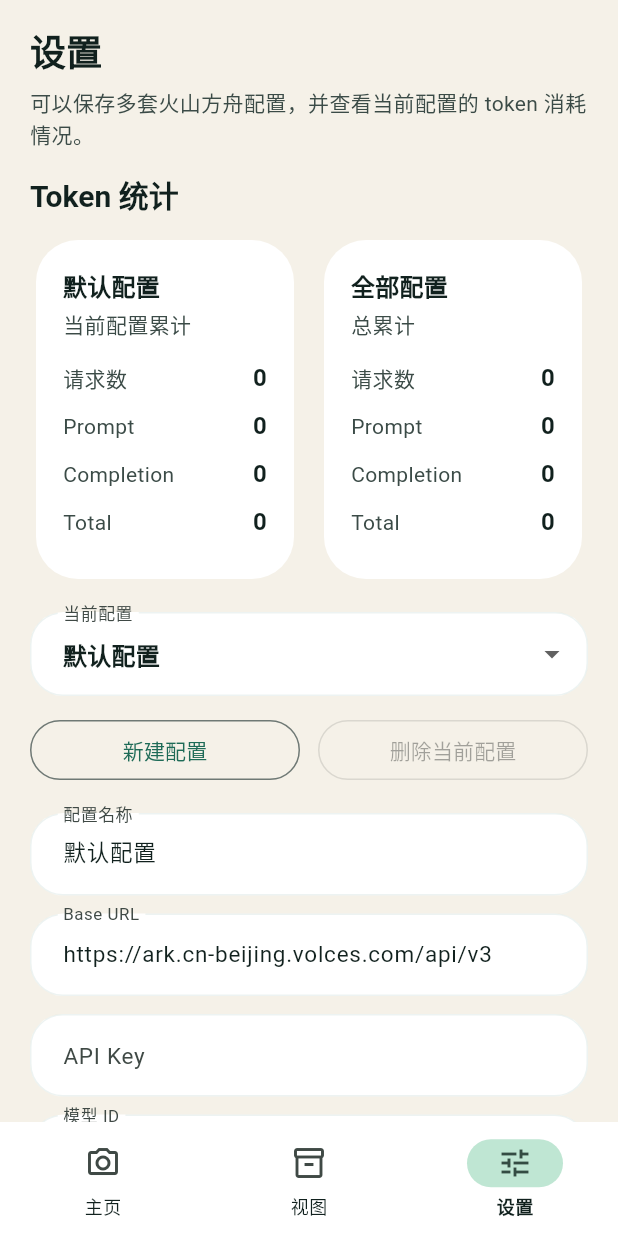
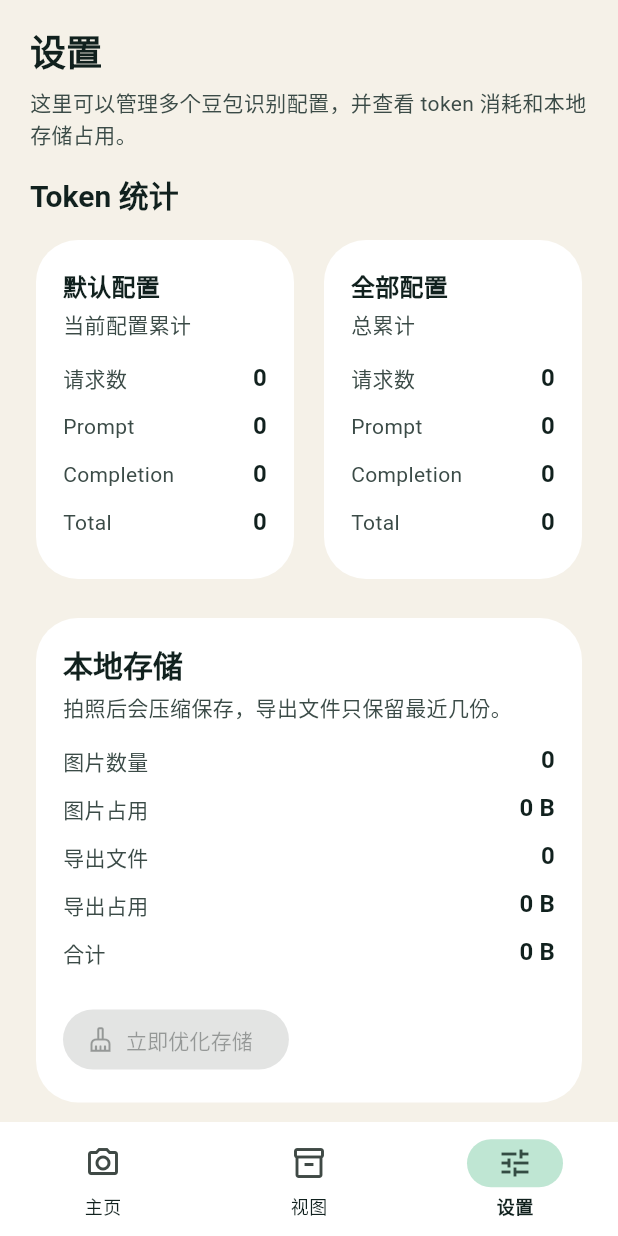
Before and after one commit to GreatAndyC/Wujian_Flutter, a Flutter app: the screen it shows after launch, item 3 of the bottom bar chosen, on a phone screen of 412 x 824 dp. Run offline on Flutter 3.47's test engine with Material 3 defaults, Android fonts, the phone set to English and light mode, and no system bars; our stand-ins replace flutter_secure_storage, image_picker, pdf, share_plus, shared_preferences; missing offline and left inert: excel; statements that could not run were skipped.

Commit message:
Add export formats and storage management

```diff
--- a/lib/app/app.dart
+++ b/lib/app/app.dart
@@ -5,6 +5,9 @@ import '../data/repositories/local_pending_queue_repository.dart';
 import '../data/repositories/local_settings_repository.dart';
 import '../data/repositories/local_token_usage_repository.dart';
 import '../data/repositories/volcengine_recognition_repository.dart';
+import '../data/services/excel_export_service.dart';
+import '../data/services/markdown_export_service.dart';
+import '../data/services/media_storage_service.dart';
 import '../data/services/pdf_export_service.dart';
 import '../features/shell/app_controller.dart';
 import '../features/shell/app_scope.dart';
@@ -17,13 +20,17 @@ class WujianApp extends StatelessWidget {
   final AppController controller;
 
   static Future<WujianApp> bootstrap() async {
+    final mediaStorageService = MediaStorageService();
     final controller = AppController(
       settingsRepository: LocalSettingsRepository(),
       itemRepository: LocalItemRepository(),
       pendingQueueRepository: LocalPendingQueueRepository(),
       recognitionRepository: VolcengineRecognitionRepository(),
       tokenUsageRepository: LocalTokenUsageRepository(),
-      pdfExportService: PdfExportService(),
+      pdfExportService: PdfExportService(mediaStorageService),
+      excelExportService: ExcelExportService(mediaStorageService),
+      markdownExportService: MarkdownExportService(mediaStorageService),
+      mediaStorageService: mediaStorageService,
     );
     await controller.initialize();
     return WujianApp(controller: controller);
--- /dev/null
+++ b/lib/data/services/markdown_export_service.dart
@@ -0,0 +1,68 @@
+import 'dart:io';
+
+import 'media_storage_service.dart';
+import '../../domain/entities/export_grouping.dart';
+import '../../domain/entities/item_record.dart';
+
+class MarkdownExportService {
+  MarkdownExportService(this._mediaStorageService);
+
+  final MediaStorageService _mediaStorageService;
+
+  Future<File> exportItems({
+    required List<ItemRecord> items,
+    required ExportGrouping grouping,
+  }) async {
+    final groupedItems = _groupItems(items, grouping);
+    final buffer = StringBuffer()
+      ..writeln('# 物见导出清单')
+      ..writeln()
+      ..writeln('- 导出方式: ${grouping.label}')
+      ..writeln('- 条目数量: ${items.length}')
+      ..writeln('- 导出时间: ${DateTime.now().toIso8601String()}')
+      ..writeln();
+
+    for (final entry in groupedItems.entries) {
+      buffer
+        ..writeln('## ${entry.key}')
+        ..writeln()
+        ..writeln('| 名称 | 分类 | 房间 | 箱号 | 数量 | 状态 | 详情 |')
+        ..writeln('| --- | --- | --- | --- | ---: | --- | --- |');
+
+      for (final item in entry.value) {
+        buffer.writeln(
+          '| ${_escape(item.name)} | ${_escape(item.category)} | ${_escape(item.room.trim().isEmpty ? '未分配' : item.room)} | ${_escape(item.box.trim().isEmpty ? '未分配' : item.box)} | ${item.quantity} | ${_escape(item.status.label)} | ${_escape(item.description)} |',
+        );
+      }
+
+      buffer.writeln();
+    }
+
+    final directory = await _mediaStorageService.exportsDirectory();
+    final file = File(
+      '${directory.path}${Platform.pathSeparator}wujian-${grouping.name}-${DateTime.now().millisecondsSinceEpoch}.md',
+    );
+    await file.writeAsString(buffer.toString(), flush: true);
+    await _mediaStorageService.pruneExports();
+    return file;
+  }
+
+  Map<String, List<ItemRecord>> _groupItems(
+    List<ItemRecord> items,
+    ExportGrouping grouping,
+  ) {
+    final map = <String, List<ItemRecord>>{};
+    for (final item in items) {
+      final groupName = switch (grouping) {
+        ExportGrouping.category => grouping.resolveGroupName(item.category),
+        ExportGrouping.box => grouping.resolveGroupName(item.box),
+      };
+      map.putIfAbsent(groupName, () => []).add(item);
+    }
+    final keys = map.keys.toList()..sort();
+    return {for (final key in keys) key: map[key]!};
+  }
+
+  String _escape(String value) =>
+      value.replaceAll('|', r'\|').replaceAll('\n', '<br>');
+}
--- /dev/null
+++ b/lib/domain/entities/export_format.dart
@@ -0,0 +1,9 @@
+enum ExportFormat {
+  pdf('PDF'),
+  excel('Excel'),
+  markdown('Markdown');
+
+  const ExportFormat(this.label);
+
+  final String label;
+}
--- /dev/null
+++ b/lib/domain/entities/storage_usage_summary.dart
@@ -0,0 +1,21 @@
+class StorageUsageSummary {
+  const StorageUsageSummary({
+    required this.imageCount,
+    required this.imageBytes,
+    required this.exportCount,
+    required this.exportBytes,
+  });
+
+  const StorageUsageSummary.empty()
+    : imageCount = 0,
+      imageBytes = 0,
+      exportCount = 0,
+      exportBytes = 0;
+
+  final int imageCount;
+  final int imageBytes;
+  final int exportCount;
+  final int exportBytes;
+
+  int get totalBytes => imageBytes + exportBytes;
+}
--- a/lib/features/settings/settings_page.dart
+++ b/lib/features/settings/settings_page.dart
@@ -2,6 +2,7 @@ import 'package:flutter/material.dart';
 
 import '../../domain/entities/app_settings.dart';
 import '../../domain/entities/app_settings_profile.dart';
+import '../../domain/entities/storage_usage_summary.dart';
 import '../../domain/entities/token_usage_stats.dart';
 import '../shell/app_scope.dart';
 
@@ -43,7 +44,7 @@ class _SettingsPageState extends State<SettingsPage> {
         Text('设置', style: Theme.of(context).textTheme.headlineSmall),
         const SizedBox(height: 8),
         Text(
-          '可以保存多套火山方舟配置，并查看当前配置的 token 消耗情况。',
+          '这里可以管理多个豆包识别配置，并查看 token 消耗和本地存储占用。',
           style: Theme.of(context).textTheme.bodyMedium,
         ),
         const SizedBox(height: 18),
@@ -51,6 +52,12 @@ class _SettingsPageState extends State<SettingsPage> {
           activeStats: controller.activeUsageStats,
           overallStats: controller.overallUsageStats,
           activeProfileName: controller.activeProfile.name,
+        ),
+        const SizedBox(height: 18),
+        _StorageSection(
+          usage: controller.storageUsage,
+          isBusy: controller.isBusy,
+          onOptimize: () => controller.optimizeStorage(),
         ),
         const SizedBox(height: 18),
         DropdownButtonFormField<String>(
@@ -132,7 +139,7 @@ class _SettingsPageState extends State<SettingsPage> {
           maxLines: 5,
           decoration: const InputDecoration(
             labelText: '自定义提示词',
-            hintText: '例如优先按房间、箱号、物品品类输出结构化信息。',
+            hintText: '例如优先按房间、箱号、物品类别输出结构化信息。',
           ),
         ),
         const SizedBox(height: 8),
@@ -298,6 +305,66 @@ class _UsageSection extends StatelessWidget {
   }
 }
 
+class _StorageSection extends StatelessWidget {
+  const _StorageSection({
+    required this.usage,
+    required this.isBusy,
+    required this.onOptimize,
+  });
+
+  final StorageUsageSummary usage;
+  final bool isBusy;
+  final Future<void> Function() onOptimize;
+
+  @override
+  Widget build(BuildContext context) {
+    return Card(
+      child: Padding(
+        padding: const EdgeInsets.all(18),
+        child: Column(
+          crossAxisAlignment: CrossAxisAlignment.start,
+          children: [
+            Text('本地存储', style: Theme.of(context).textTheme.titleLarge),
+            const SizedBox(height: 6),
+            Text(
+              '拍照后会压缩保存，导出文件只保留最近几份。',
+              style: Theme.of(context).textTheme.bodyMedium,
+            ),
+            const SizedBox(height: 14),
+            _MetricRow(label: '图片数量', value: '${usage.imageCount}'),
+            _MetricRow(label: '图片占用', value: _formatBytes(usage.imageBytes)),
+            _MetricRow(label: '导出文件', value: '${usage.exportCount}'),
+            _MetricRow(label: '导出占用', value: _formatBytes(usage.exportBytes)),
+            _MetricRow(label: '合计', value: _formatBytes(usage.totalBytes)),
+            const SizedBox(height: 14),
+            FilledButton.icon(
+              onPressed: isBusy ? null : onOptimize,
+              icon: const Icon(Icons.cleaning_services_outlined),
+              label: const Text('立即优化存储'),
+            ),
+          ],
+        ),
+      ),
+    );
+  }
+
+  String _formatBytes(int bytes) {
+    if (bytes < 1024) {
+      return '$bytes B';
+    }
+    final kb = bytes / 1024;
+    if (kb < 1024) {
+      return '${kb.toStringAsFixed(1)} KB';
+    }
+    final mb = kb / 1024;
+    if (mb < 1024) {
+      return '${mb.toStringAsFixed(1)} MB';
+    }
+    final gb = mb / 1024;
+    return '${gb.toStringAsFixed(2)} GB';
+  }
+}
+
 class _UsageCard extends StatelessWidget {
   const _UsageCard({
     required this.title,
--- a/lib/features/shell/app_controller.dart
+++ b/lib/features/shell/app_controller.dart
@@ -3,16 +3,20 @@ import 'dart:io';
 
 import 'package:flutter/foundation.dart';
 import 'package:image_picker/image_picker.dart';
-import 'package:path_provider/path_provider.dart';
 import 'package:share_plus/share_plus.dart';
 
+import '../../data/services/excel_export_service.dart';
+import '../../data/services/markdown_export_service.dart';
+import '../../data/services/media_storage_service.dart';
 import '../../data/services/pdf_export_service.dart';
 import '../../domain/entities/app_settings.dart';
 import '../../domain/entities/app_settings_profile.dart';
 import '../../domain/entities/app_settings_store.dart';
+import '../../domain/entities/export_format.dart';
 import '../../domain/entities/export_grouping.dart';
 import '../../domain/entities/item_record.dart';
 import '../../domain/entities/recognition_result.dart';
+import '../../domain/entities/storage_usage_summary.dart';
 import '../../domain/entities/token_usage_stats.dart';
 import '../../domain/repositories/item_repository.dart';
 import '../../domain/repositories/pending_queue_repository.dart';
@@ -28,12 +32,18 @@ class AppController extends ChangeNotifier {
     required RecognitionRepository recognitionRepository,
     required TokenUsageRepository tokenUsageRepository,
     required PdfExportService pdfExportService,
+    required ExcelExportService excelExportService,
+    required MarkdownExportService markdownExportService,
+    required MediaStorageService mediaStorageService,
   }) : _settingsRepository = settingsRepository,
        _itemRepository = itemRepository,
        _pendingQueueRepository = pendingQueueRepository,
        _recognitionRepository = recognitionRepository,
        _tokenUsageRepository = tokenUsageRepository,
-       _pdfExportService = pdfExportService;
+       _pdfExportService = pdfExportService,
+       _excelExportService = excelExportService,
+       _markdownExportService = markdownExportService,
+       _mediaStorageService = mediaStorageService;
 
   final SettingsRepository _settingsRepository;
   final ItemRepository _itemRepository;
@@ -41,12 +51,16 @@ class AppController extends ChangeNotifier {
   final RecognitionRepository _recognitionRepository;
   final TokenUsageRepository _tokenUsageRepository;
   final PdfExportService _pdfExportService;
+  final ExcelExportService _excelExportService;
+  final MarkdownExportService _markdownExportService;
+  final MediaStorageService _mediaStorageService;
   final ImagePicker _picker = ImagePicker();
 
   AppSettingsStore _settingsStore = AppSettingsStore.initial();
   List<ItemRecord> _items = const [];
   List<ItemRecord> _pendingQueue = const [];
   Map<String, TokenUsageStats> _usageStatsByProfileId = {};
+  StorageUsageSummary _storageUsage = const StorageUsageSummary.empty();
   int _currentIndex = 0;
   bool _isReady = false;
   bool _isBusy = false;
@@ -60,6 +74,7 @@ class AppController extends ChangeNotifier {
   List<AppSettingsProfile> get profiles => _settingsStore.profiles;
   List<ItemRecord> get items => _items;
   List<ItemRecord> get pendingQueue => _pendingQueue;
+  StorageUsageSummary get storageUsage => _storageUsage;
   int get currentIndex => _currentIndex;
   bool get isReady => _isReady;
   bool get isBusy => _isBusy;
@@ -98,8 +113,10 @@ class AppController extends ChangeNotifier {
     _items = await _itemRepository.loadItems();
     _pendingQueue = await _pendingQueueRepository.loadPendingItems();
     _usageStatsByProfileId = await _tokenUsageRepository.loadUsageStats();
+    await _refreshStorageUsage();
     _isReady = true;
     notifyListeners();
+    unawaited(optimizeStorage(silent: true));
     unawaited(_processPendingQueue());
   }
 
@@ -175,9 +192,10 @@ class AppController extends ChangeNotifier {
     });
   }
 
-  Future<void> exportItemsReport({
+  Future<void> exportItems({
     required List<ItemRecord> items,
     required ExportGrouping grouping,
+    required ExportFormat format,
   }) async {
     if (items.isEmpty) {
       _message = '当前没有可导出的物品';
@@ -186,15 +204,27 @@ class AppController extends ChangeNotifier {
     }
 
     await _runBusy(() async {
-      final file = await _pdfExportService.exportItems(
-        items: items,
-        grouping: grouping,
-      );
-      _message = 'PDF 已导出';
+      final file = switch (format) {
+        ExportFormat.pdf => await _pdfExportService.exportItems(
+          items: items,
+          grouping: grouping,
+        ),
+        ExportFormat.excel => await _excelExportService.exportItems(
+          items: items,
+          grouping: grouping,
+        ),
+        ExportFormat.markdown => await _markdownExportService.exportItems(
+          items: items,
+          grouping: grouping,
+        ),
+      };
+
+      await _refreshStorageUsage();
+      _message = '${format.label} 已导出';
       await SharePlus.instance.share(
         ShareParams(
           files: [XFile(file.path)],
-          text: '物见导出清单 · ${grouping.label}',
+          text: '物见导出清单 · ${format.label} · ${grouping.label}',
           subject: '物见导出清单',
         ),
       );
@@ -231,7 +261,7 @@ class AppController extends ChangeNotifier {
         capturedCount++;
       }
       _message = capturedCount == 0
-          ? '已结束连续拍照'
+          ? '已结束连续拍摄'
           : '连续拍照完成，已加入 $capturedCount 条待确认记录';
     } catch (error) {
       _message = error.toString().replaceFirst('Exception: ', '');
@@ -247,6 +277,7 @@ class AppController extends ChangeNotifier {
       ..._pendingQueue.where((entry) => entry.id != item.id),
     ]..sort((a, b) => b.updatedAt.compareTo(a.updatedAt));
     await _pendingQueueRepository.savePendingItems(_pendingQueue);
+    await _refreshStorageUsage();
     if (notify) {
       notifyListeners();
     }
@@ -255,6 +286,7 @@ class AppController extends ChangeNotifier {
   Future<void> removePendingItem(String id) async {
     _pendingQueue = _pendingQueue.where((entry) => entry.id != id).toList();
     await _pendingQueueRepository.savePendingItems(_pendingQueue);
+    await optimizeStorage(silent: true);
     _message = '已移出待确认队列';
     notifyListeners();
   }
@@ -267,6 +299,7 @@ class AppController extends ChangeNotifier {
       ..sort((a, b) => b.updatedAt.compareTo(a.updatedAt));
     await _pendingQueueRepository.savePendingItems(_pendingQueue);
     await _itemRepository.saveItems(_items);
+    await _refreshStorageUsage();
     _message = '物品已确认并入库';
     notifyListeners();
   }
@@ -275,6 +308,7 @@ class AppController extends ChangeNotifier {
     _items = [item, ..._items.where((entry) => entry.id != item.id)]
       ..sort((a, b) => b.updatedAt.compareTo(a.updatedAt));
     await _itemRepository.saveItems(_items);
+    await _refreshStorageUsage();
     _message = '物品已保存';
     notifyListeners();
   }
@@ -287,6 +321,18 @@ class AppController extends ChangeNotifier {
     notifyListeners();
   }
 
+  Future<void> optimizeStorage({bool silent = false}) async {
+    await _runBusy(() async {
+      await _mediaStorageService.optimizeStorage(
+        referencedImagePaths: _allReferencedImagePaths(),
+      );
+      await _refreshStorageUsage();
+      if (!silent) {
+        _message = '已完成存储优化';
+      }
+    }, keepBusyState: silent);
+  }
+
   void clearMessage() {
     _message = null;
     notifyListeners();
@@ -297,8 +343,8 @@ class AppController extends ChangeNotifier {
     await _runBusy(() async {
       photo = await _picker.pickImage(
         source: ImageSource.camera,
-        imageQuality: 88,
-        maxWidth: 1800,
+        imageQuality: 72,
+        maxWidth: 1280,
       );
     }, keepBusyState: true);
     return photo;
@@ -328,6 +374,7 @@ class AppController extends ChangeNotifier {
   Future<ItemRecord> _createQueuedDraft(XFile photo) async {
     final imageFile = await _persistImage(File(photo.path));
     _latestImage = imageFile;
+    await _refreshStorageUsage();
     notifyListeners();
 
     final now = DateTime.now();
@@ -444,13 +491,20 @@ class AppController extends ChangeNotifier {
   }
 
   Future<File> _persistImage(File source) async {
-    final root = await getApplicationDocumentsDirectory();
-    final folder = Directory('${root.path}${Platform.pathSeparator}images');
-    await folder.create(recursive: true);
-    final target = File(
-      '${folder.path}${Platform.pathSeparator}${DateTime.now().microsecondsSinceEpoch}.jpg',
-    );
-    return source.copy(target.path);
+    return _mediaStorageService.persistImage(source);
+  }
+
+  Future<void> _refreshStorageUsage() async {
+    _storageUsage = await _mediaStorageService.computeUsage();
+  }
+
+  Iterable<String> _allReferencedImagePaths() sync* {
+    for (final item in _items) {
+      yield item.imagePath;
+    }
+    for (final item in _pendingQueue) {
+      yield item.imagePath;
+    }
   }
 
   String _detectMimeType(String path) {
--- a/pubspec.yaml
+++ b/pubspec.yaml
@@ -10,7 +10,9 @@ dependencies:
   flutter:
     sdk: flutter
   cupertino_icons: ^1.0.8
+  excel: ^4.0.6
   flutter_secure_storage: ^9.2.4
+  image: ^4.3.0
   image_picker: ^1.1.2
   path_provider: ^2.1.5
   pdf: ^3.11.1
```
Also changed, not shown: lib/data/services/excel_export_service.dart (added, +115 -0 lines), lib/data/services/media_storage_service.dart (added, +182 -0 lines), lib/data/services/pdf_export_service.dart (+6 -11 lines), lib/features/view/items_page.dart (+42 -17 lines), pubspec.lock.
